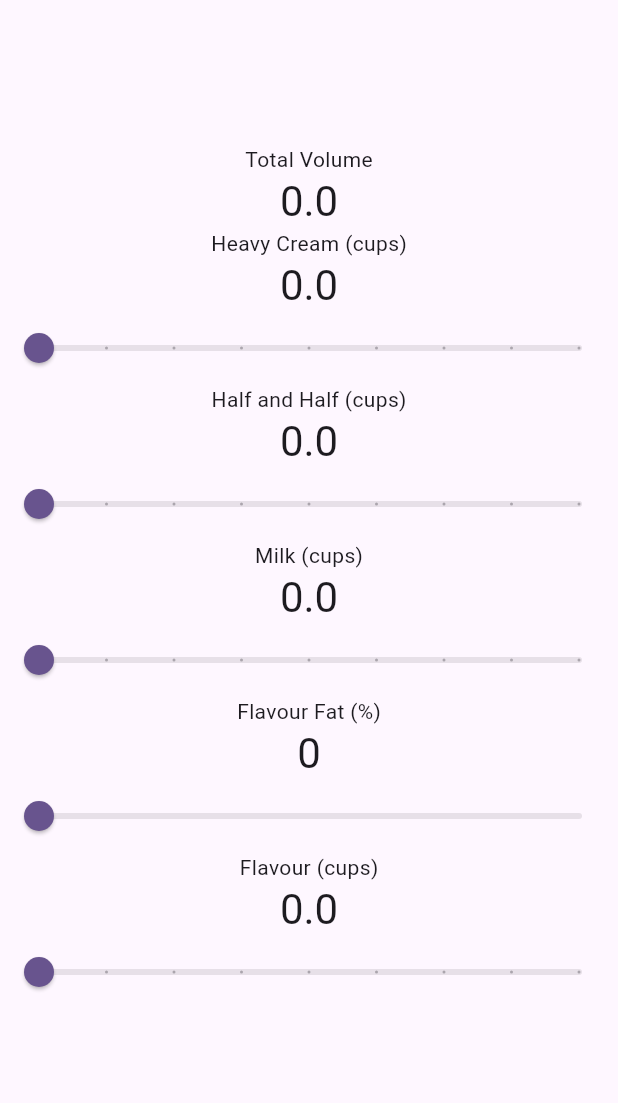
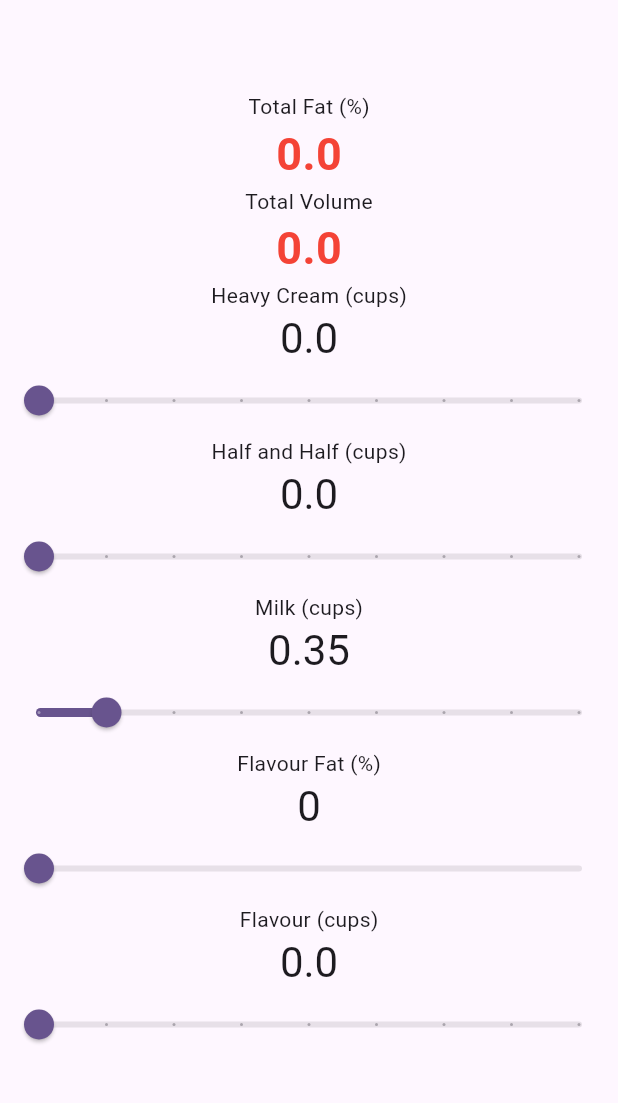
Before and after one commit to jackic23/CreamiMath, a Flutter app: the screen it shows after launch, on a phone screen of 412 x 824 dp, the part 84-1187 px from its top. Run offline on Flutter 3.47's test engine with Material 3 defaults, Android fonts, the phone set to English and light mode, and no system bars.

Commit message:
and colour

```diff
--- a/lib/main.dart
+++ b/lib/main.dart
@@ -55,16 +55,25 @@ class MyHomePage extends StatefulWidget {
 }
 
 class _MyHomePageState extends State<MyHomePage> {
+  double _totalFat = 0;
   double _totalCups = 0;
 
+  double _fatHCream = 0.35;
   double _cupsHCream = 0;
+  double _fatHalfAndHalf = 0.1;
   double _cupsHalfAndHalf = 0;
-  double _cupsMilk = 0;
-  double _flavourFat = 0;
+  double _fatMilk = 0.02;
+  double _cupsMilk = 0.35;
+  double _fatFlavour = 0;
   double _cupsFlavour = 0;
 
   void updateTotal() {
     _totalCups = _cupsHCream + _cupsHalfAndHalf + _cupsMilk + _cupsFlavour;
+    _totalFat = (_fatHCream * _cupsHCream +
+        _fatHalfAndHalf * _cupsHalfAndHalf +
+        _fatMilk * _cupsMilk +
+        _fatFlavour * _cupsFlavour) * 100 /
+            (_cupsHCream + _cupsHalfAndHalf + _cupsMilk + _cupsFlavour);
   }
 
   @override
@@ -105,11 +114,28 @@ class _MyHomePageState extends State<MyHomePage> {
           mainAxisAlignment: MainAxisAlignment.center,
           children: <Widget>[
             const Text(
+              'Total Fat (%)',
+            ),
+            Text(
+              _totalFat.roundToDouble().toString(),
+              style: TextStyle(
+                color: _totalFat >= 8 && _totalFat <= 14
+                    ? Colors.green : Colors.red,
+                fontSize: 30,
+                fontWeight: FontWeight.bold,
+              ),
+            ),
+            const Text(
               'Total Volume',
             ),
             Text(
               '$_totalCups',
-              style: Theme.of(context).textTheme.headlineMedium,
+              style: TextStyle(
+                color: _totalCups >= 2 && _totalCups <= 2.5
+                    ? Colors.green : Colors.red,
+                fontSize: 30,
+                fontWeight: FontWeight.bold,
+              ),
             ),
             const Text(
               'Heavy Cream (cups)',
@@ -175,18 +201,18 @@ class _MyHomePageState extends State<MyHomePage> {
               'Flavour Fat (%)',
             ),
             Text(
-             (_flavourFat * 100).round().toString(),
+              (_fatFlavour * 100).round().toString(),
               style: Theme.of(context).textTheme.headlineMedium,
             ),
             Slider(
-              value: _flavourFat,
+              value: _fatFlavour,
               min: 0.0,
               max: 1.0,
               divisions: 100,
-              label: (_flavourFat * 100).round().toString(),
+              label: (_fatFlavour * 100).round().toString(),
               onChanged: (value) {
                 setState(() {
-                  _flavourFat = value;
+                  _fatFlavour = value;
                   updateTotal();
                 });
               },
```
